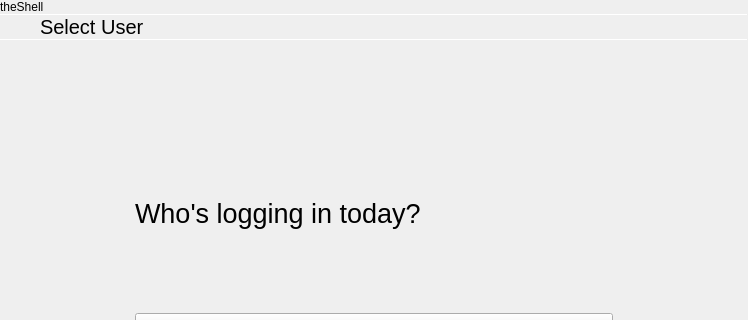
vicr123/thedm, file thedm-greeter/mainwindow.ui: the form before one commit; both pictures show x 0 to 748 and y 0 to 320 of the 748 by 986 pixel window.
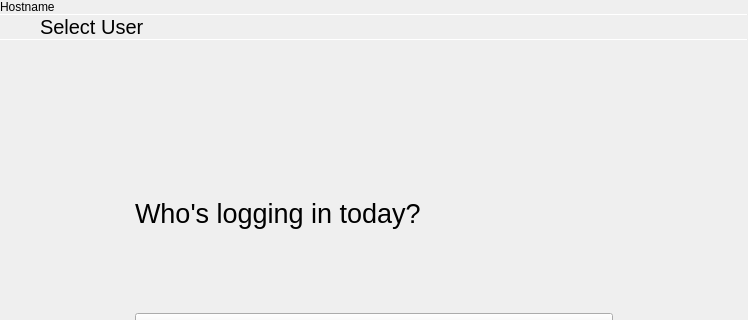
The form after the commit. Icons and pictures are not drawn. Custom widgets are drawn as their Qt base class.

What changed in the file:
```diff
--- a/thedm-greeter/mainwindow.ui
+++ b/thedm-greeter/mainwindow.ui
@@ -82,7 +82,7 @@
            <item>
             <widget class="QLabel" name="hostnameLabel">
              <property name="text">
-              <string>theShell</string>
+              <string notr="true">Hostname</string>
              </property>
              <property name="margin">
               <number>3</number>
```
Left out of the diff: 8 changed lines with no effect on the pictures.
